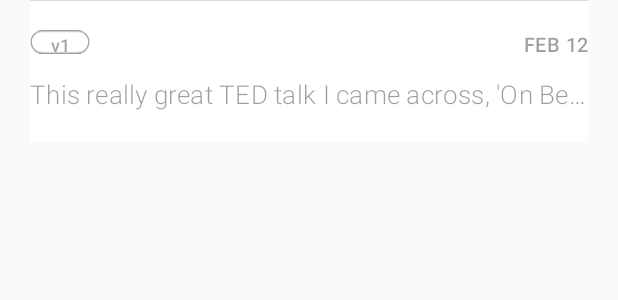
After one commit to saxenapragya8/SilentReflectionsAndroidApp, an Android app: the layout row_comment_collapsed.xml on its own in the app's theme, with its tools: preview values and no code run, on a phone screen of 412 x 824 dp. The commit adds this screen. Shown: the top 300 px of the screen. Run offline under Robolectric (Android 15) with nearby library versions, the phone set to English and light mode, and no system bars.

Commit message:
Comment & Topic Rows

```diff
--- /dev/null
+++ b/app/src/main/res/drawable/secondary_divider.xml
@@ -0,0 +1,16 @@
+<?xml version="1.0" encoding="utf-8"?>
+<layer-list xmlns:android="http://schemas.android.com/apk/res/android" >
+    <item android:left="@dimen/primary_row_margin" android:right="@dimen/primary_row_margin">
+        <shape
+            android:shape="rectangle">
+            <solid android:color="@color/colorBlack12" />
+        </shape>
+    </item>
+
+    <item android:top="@dimen/secondary_divider_height" android:left="@dimen/primary_row_margin" android:right="@dimen/primary_row_margin">
+        <shape
+            android:shape="rectangle">
+            <solid android:color="@color/colorWhite" />
+        </shape>
+    </item>
+</layer-list>
--- /dev/null
+++ b/app/src/main/res/layout/row_comment_collapsed.xml
@@ -0,0 +1,62 @@
+<?xml version="1.0" encoding="utf-8"?>
+<android.support.constraint.ConstraintLayout xmlns:android="http://schemas.android.com/apk/res/android"
+    xmlns:app="http://schemas.android.com/apk/res-auto"
+    xmlns:tools="http://schemas.android.com/tools"
+    android:layout_width="match_parent"
+    android:layout_height="wrap_content"
+    android:background="@drawable/secondary_divider">
+
+    <ImageView
+        android:id="@+id/conversationAvatar"
+        android:layout_width="@dimen/avatar_size"
+        android:layout_height="wrap_content"
+        android:layout_marginStart="@dimen/primary_row_margin"
+        android:layout_marginTop="@dimen/primary_avatar_text_padding"
+        app:layout_constraintLeft_toLeftOf="parent"
+        app:layout_constraintTop_toTopOf="parent"
+        app:srcCompat="@drawable/ic_read" />
+
+    <TextView
+        android:id="@+id/commentVersionNo"
+        style="@style/FSTE.Avatar.Secondary"
+        android:layout_width="@dimen/avatar_size"
+        android:layout_height="wrap_content"
+        android:layout_marginStart="@dimen/primary_row_margin"
+        android:layout_marginTop="@dimen/secondary_avatar_text_padding"
+        android:text="v1"
+        android:textAlignment="center"
+        android:typeface="monospace"
+        app:layout_constraintLeft_toLeftOf="parent"
+        app:layout_constraintTop_toTopOf="@+id/conversationAvatar" />
+
+    <TextView
+        android:id="@+id/commentDate"
+        style="@style/FSTE.Caption.Secondary"
+        android:layout_width="wrap_content"
+        android:layout_height="wrap_content"
+        android:layout_marginEnd="@dimen/primary_row_margin"
+        android:layout_marginTop="@dimen/primary_row_margin"
+        android:text="Feb 12"
+        app:layout_constraintRight_toRightOf="parent"
+        app:layout_constraintTop_toTopOf="parent" />
+    <!-- TODO change date format: see github web code -->
+
+    <TextView
+        android:id="@+id/commentContent"
+        style="@style/FSTE.Body1.Secondary"
+        android:layout_width="0dp"
+        android:layout_height="wrap_content"
+        android:layout_marginBottom="@dimen/primary_row_margin"
+        android:layout_marginEnd="@dimen/primary_row_margin"
+        android:layout_marginStart="@dimen/primary_row_margin"
+        android:layout_marginTop="@dimen/secondary_text_padding"
+        android:ellipsize="end"
+        android:lines="1"
+        android:text="@string/large_text"
+        app:layout_constraintBottom_toBottomOf="parent"
+        app:layout_constraintLeft_toLeftOf="parent"
+        app:layout_constraintRight_toRightOf="parent"
+        app:layout_constraintTop_toBottomOf="@+id/commentDate"
+        app:layout_constraintVertical_bias="1.0" />
+
+</android.support.constraint.ConstraintLayout>
--- a/app/src/main/res/values/dimens.xml
+++ b/app/src/main/res/values/dimens.xml
@@ -14,8 +14,8 @@
     <dimen name="primary_button_padding_end">8dp</dimen>
 
     <dimen name="avatar_size">40dp</dimen>
-    <dimen name="primary_avatar_text_padding">3dp</dimen>
-    <dimen name="secondary_avatar_text_padding">1dp</dimen>
+    <dimen name="primary_avatar_text_padding">18dp</dimen>
+    <dimen name="secondary_avatar_text_padding">3dp</dimen>
 
     <dimen name="card_margin_horizontal">8dp</dimen>
     <dimen name="card_margin_vertical">4dp</dimen>
--- a/app/src/main/res/values/styles.xml
+++ b/app/src/main/res/values/styles.xml
@@ -74,8 +74,19 @@
         <item name="android:textColor">@color/colorBlack38</item>
     </style>
 
-    <style name="FSTE.Caption.Primary">
-        <item name="android:textColor">@color/colorAccent</item>
+    <style name="FSTE.Avatar" parent="@android:style/TextAppearance.Material.Caption">
+        <item name="android:textSize">12sp</item>
+        <item name="android:fontFamily">sans</item>
+        <item name="android:textColor">@color/colorWhite</item>
+        <item name="android:textStyle">bold</item>
+        <item name="android:letterSpacing">0.02</item>
     </style>
 
+    <style name="FSTE.Avatar.Secondary">
+        <item name="android:textColor">@color/colorBlack38</item>
+        <item name="android:fontFamily">sans-serif-medium</item>
+        <item name="android:textStyle">normal</item>
+    </style>
+
+
 </resources>
```
Also changed, not shown: app/src/main/res/layout/row_comment_expanded.xml (added, +60 -0 lines), app/src/main/res/layout/row_topic.xml (added, +25 -0 lines).
